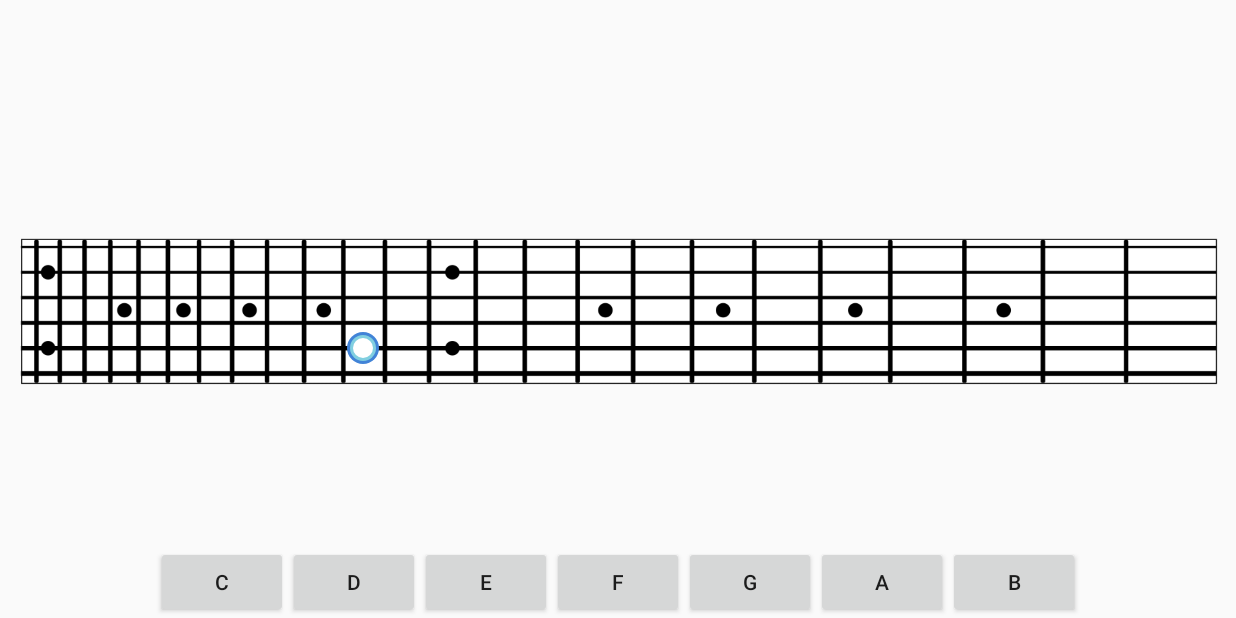
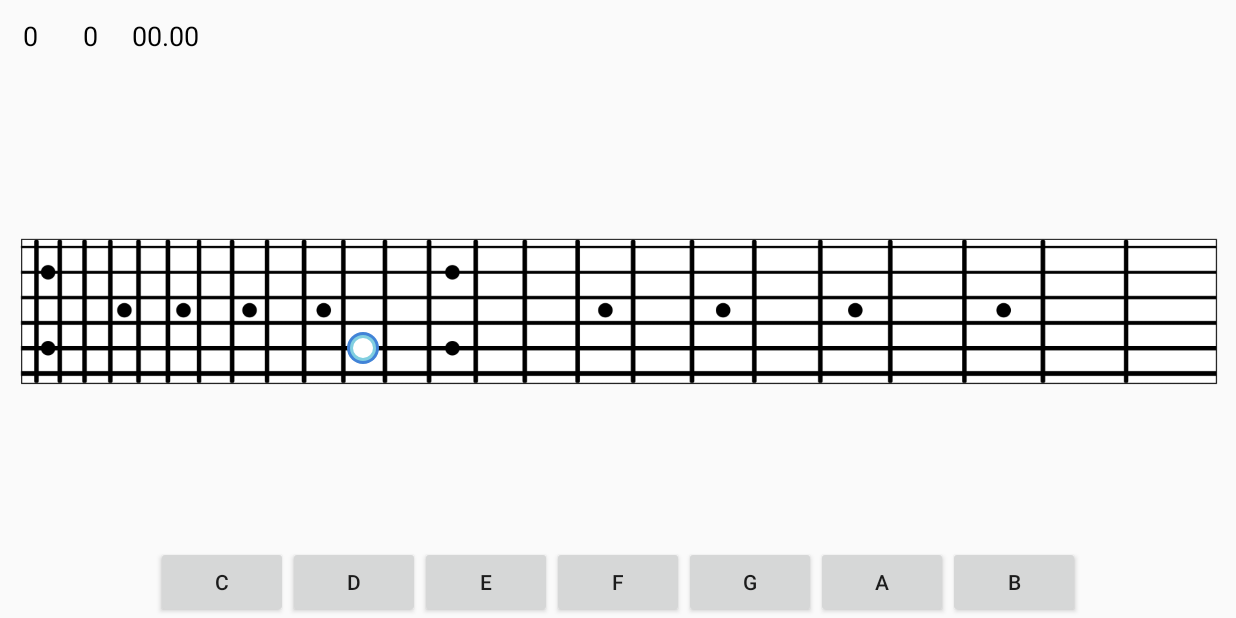
Before and after one commit to diatanato/FretboardLogic, an Android app: the screen it shows after launch (MainActivity), after a tap on an icon or button, on a phone screen of 824 x 412 dp (held sideways). Run offline under Robolectric (Android 15) with nearby library versions, the phone set to English and light mode, and no system bars.

Commit message:
статистика: правильные ответы, не правильные ответы, время ответа

```diff
--- a/app/src/main/java/com/diatanato/android/fretboarlogic/AppSettings.java
+++ b/app/src/main/java/com/diatanato/android/fretboarlogic/AppSettings.java
@@ -40,6 +40,13 @@ public class AppSettings
         return true;
     }
 
+    /** Масштабирование грифа. */
+
+    public boolean zoom()
+    {
+        return true;
+    }
+
     /** Проигрывание нот. */
 
     public boolean sound()
--- a/app/src/main/java/com/diatanato/android/fretboarlogic/MainActivity.java
+++ b/app/src/main/java/com/diatanato/android/fretboarlogic/MainActivity.java
@@ -7,15 +7,22 @@ import android.animation.AnimatorListenerAdapter;
 import android.support.v7.app.AppCompatActivity;
 import android.os.Bundle;
 import android.view.View;
+import android.widget.TextView;
 
 import java.util.Calendar;
-import java.util.Date;
 
 public class MainActivity extends AppCompatActivity
 {
-    private Date           mDate;
     private FretboardPoint mPoint;
     private FretboardView  mFretboard;
+
+    private TextView       mCorrect;
+    private TextView       mIncorrect;
+    private TextView       mSpeed;
+
+    private long           mTime;
+    private int            mCorrectCount;
+    private int            mIncorrectCount;
 
     private AppSettings    mSettings = new AppSettings();
 
@@ -25,8 +32,16 @@ public class MainActivity extends AppCompatActivity
         super.onCreate(savedInstanceState);
         setContentView(R.layout.activity_main);
 
+        mSpeed     = findViewById(R.id.speed);
+        mCorrect   = findViewById(R.id.correct);
+        mIncorrect = findViewById(R.id.incorrect);
+
         mFretboard = findViewById(R.id.fretboard);
-        mFretboard.setOnClickListener(view -> setPoint());
+        mFretboard.setOnClickListener(view ->
+        {
+            zoom();
+            setPoint();
+        });
     }
 
     public void onClick(View param)
@@ -34,6 +49,14 @@ public class MainActivity extends AppCompatActivity
         if (mPoint.getNote().getNote() == Integer.parseInt(param.getTag().toString()))
         {
             //TODO: нужна блокировака кнопки на время обработки правильного ответа
+
+            mCorrectCount += 1;
+            mCorrect.setText(String.valueOf(mCorrectCount));
+            animation(mCorrect);
+
+            long time = getCurrentTime() - mTime;
+            float speed = (float)time / 1000.0F;
+            mSpeed.setText(String.format("%.2f", speed));
 
             if (mSettings.sound())
             {
@@ -49,23 +72,43 @@ public class MainActivity extends AppCompatActivity
                 }
             });
         }
+        else
+        {
+            mIncorrectCount += 1;
+            mIncorrect.setText(String.valueOf(mIncorrectCount));
+            animation(mIncorrect);
+        }
     }
 
     /** Анимация масштабирования. */
 
-    public void animation(View view)
+    private void animation(View view)
     {
         animation(view, null);
     }
 
     /** Анимация масштабирования с событиями. */
 
-    public void animation(View view, AnimatorListener listener)
+    private void animation(View view, AnimatorListener listener)
     {
         Animator animator = AnimatorInflater.loadAnimator(this, R.animator.scale);
+
+        if (listener != null)
+        {
+            animator.addListener(listener);
+        }
         animator.setTarget(view);
-        animator.addListener(listener);
         animator.start();
+    }
+
+    /** Масштабирует гриф с учетом используемых ладов. */
+
+    private void zoom()
+    {
+        if (mSettings.zoom())
+        {
+            //TODO: масштабирование грифа
+        }
     }
 
     /** Устанавливает точку на грифе. */
@@ -76,6 +119,13 @@ public class MainActivity extends AppCompatActivity
         mPoint = mFretboard.addRandomPoint(mSettings, FretboardView.POINT_BLUE);
         mPoint.setTextVisibility(View.INVISIBLE);
 
-        mDate = Calendar.getInstance().getTime();
+        mTime = getCurrentTime();
+    }
+
+    /** Возвращает текущее время в миллисекундах. */
+
+    private long getCurrentTime()
+    {
+        return Calendar.getInstance().getTime().getTime();
     }
 }
--- a/app/src/main/res/layout/activity_main.xml
+++ b/app/src/main/res/layout/activity_main.xml
@@ -21,10 +21,39 @@
         android:id="@+id/apppanel"
         android:layout_width="0dp"
         android:layout_height="@dimen/toolbar_height"
+        android:gravity="center_vertical"
         android:orientation="horizontal"
         app:layout_constraintEnd_toEndOf="parent"
         app:layout_constraintStart_toStartOf="parent"
-        app:layout_constraintTop_toTopOf="parent"></LinearLayout>
+        app:layout_constraintTop_toTopOf="parent">
+
+        <TextView
+            android:id="@+id/correct"
+            android:layout_width="40dp"
+            android:layout_height="wrap_content"
+            android:text="0"
+            android:textAlignment="center"
+            android:textColor="@android:color/black"
+            android:textSize="18sp" />
+
+        <TextView
+            android:id="@+id/incorrect"
+            android:layout_width="40dp"
+            android:layout_height="wrap_content"
+            android:text="0"
+            android:textAlignment="center"
+            android:textColor="@android:color/black"
+            android:textSize="18sp" />
+
+        <TextView
+            android:id="@+id/speed"
+            android:layout_width="60dp"
+            android:layout_height="wrap_content"
+            android:text="00.00"
+            android:textAlignment="center"
+            android:textColor="@android:color/black"
+            android:textSize="18sp" />
+    </LinearLayout>
 
     <LinearLayout
         android:layout_width="0dp"
```
